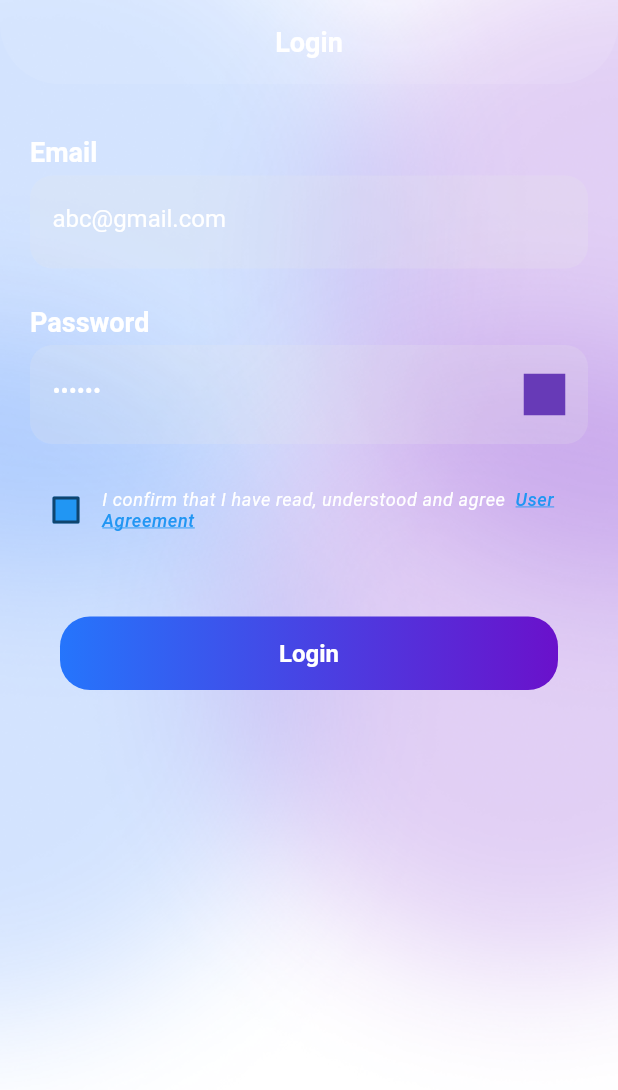
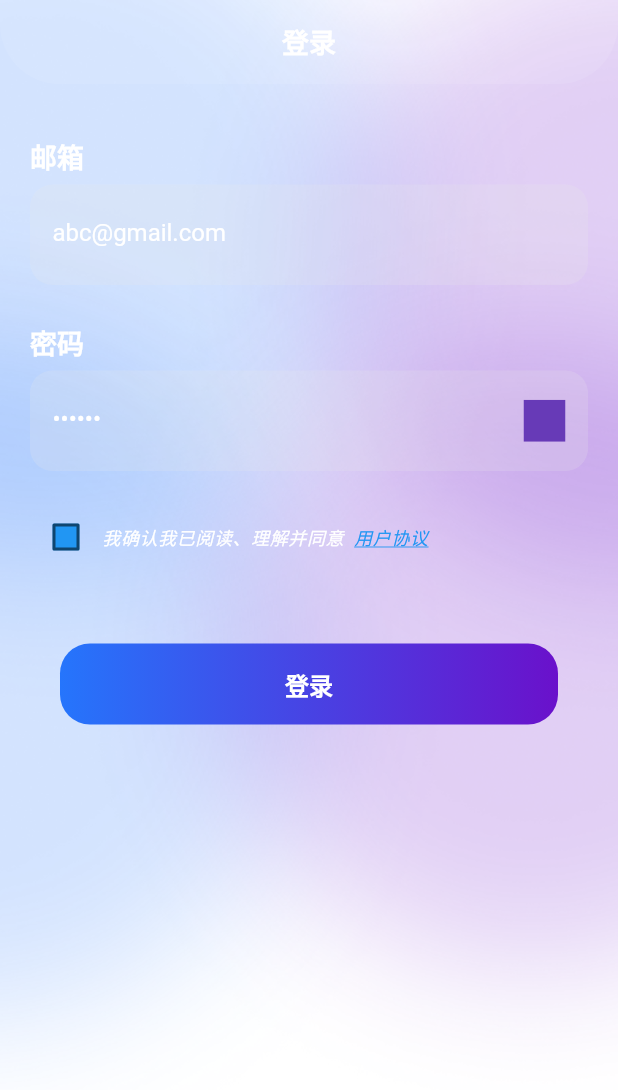
Before and after one commit to Fjy0000/contact_app, a Flutter app: the screen it shows after launch, on a phone screen of 412 x 824 dp. Shown: the top 1090 px of the screen. Run offline on Flutter 3.47's test engine with Material 2 defaults, Android fonts, the phone set to English and light mode, and no system bars; our stand-ins replace cached_network_image, cloud_firestore, dio, event_bus, firebase_core, firebase_storage and 9 more; accounts and stored records are empty; Roboto replaces fonts that are missing (Montserrat, Poppins).

Commit message:
[Update] : localized

```diff
--- /dev/null
+++ b/lib/base/localization_service.dart
@@ -0,0 +1,75 @@
+import 'dart:ui';
+
+import 'package:app2/lang/en_us.dart';
+import 'package:app2/lang/zh_cn.dart';
+import 'package:app2/main.dart';
+import 'package:app2/utils/constants/constant.dart';
+import 'package:app2/utils/constants/enums.dart';
+import 'package:get/get.dart';
+import 'package:get/get_navigation/src/root/internacionalization.dart';
+
+class LocalizationService extends Translations {
+  // Default locale
+  static final locale = Locale('zh', 'CN');
+
+  static final fallbackLocale = Locale('en', 'US');
+
+  // Supported locales
+  // Needs to be same order with langs
+  static final locales = [
+    Locale('en', 'US'),
+    Locale('zh', 'CN'),
+  ];
+
+  // Keys and their translations
+  // Translations are separated maps in `lang` file
+  @override
+  Map<String, Map<String, String>> get keys => {
+    'en_US': enUS,
+    'zh_CN': zhCN,
+  };
+
+  static Locale getLanguage() {
+    if (getStoreLanguage() == LangType.CN) {
+      return Locale('zh', 'CN');
+    }
+
+    return Locale('en', 'US');
+  }
+
+  static LangType getStoreLanguage() {
+    if (box?.read(StoreBox.LANGUAGE) != null) {
+      var language = box?.read(StoreBox.LANGUAGE);
+      if (language == LangType.EN.toString()) {
+        return LangType.EN;
+      }
+    }
+    return LangType.CN;
+  }
+
+  static String getStoreLanguageString() {
+    if (box?.read(StoreBox.LANGUAGE) != null) {
+      var language = box?.read(StoreBox.LANGUAGE);
+      if (language == LangType.EN.toString()) {
+        return 'English';
+      } else if (language == LangType.IN.toString()) {
+        return 'Bahasa Indonesia';
+      }
+    }
+    return '中文';
+  }
+
+  static setLanguage(LangType language) {
+    print('language is null ??? : $language');
+    switch (language) {
+      case LangType.EN:
+        Get.updateLocale(Locale('en', 'US'));
+        box?.write(StoreBox.LANGUAGE, language.toString());
+        break;
+      case LangType.CN:
+        Get.updateLocale(Locale('zh', 'CN'));
+        box?.write(StoreBox.LANGUAGE, language.toString());
+        break;
+    }
+  }
+}
--- /dev/null
+++ b/lib/lang/en_us.dart
@@ -0,0 +1,47 @@
+const Map<String, String> enUS = {
+  "login": "Login",
+  "email": "Email",
+  "password": "Password",
+  "agreement_desc": "I confirm that I have read, understood and agree",
+  "password_hint": "Enter password",
+  "email_hint": "Enter email",
+  "confirm_pwd": "Confirm Password",
+  "user_agreement": "User Agreement",
+  "contact": "Contact",
+  "change_lang": "Change Language",
+  "logout": "Logout",
+  "delete": "Delete",
+  "delete_title": "Delete Contact",
+  "delete_desc": "Do you want to delete this contact",
+  "cancel": "Cancel",
+  "lang": "Language",
+  "en": "English",
+  "cn": "Chinese Simplified ",
+  "loading": "Loading",
+  "coming_soon": "ComingSoon",
+  "failed": "Failed",
+  "empty": "Empty",
+  "permission_required_camera": "Permission required camera",
+  "permission_required_storage": "Permission required storage",
+  "no_result_found": "No Result Found",
+  "nothing_now": "There's nothing for now",
+  "invalid_qr_code": "Invalid QR Code",
+  "input_contactNo_error": "Required fill up CONTACT NO",
+  "add_new_contact": "Add New Contact",
+  "login_error_1": "Please fill in all fields",
+  "login_error_2": "email or password wrong",
+  "name": "Name",
+  "contact_no": "Contact No",
+  "organisation": "Organisation",
+  "address": "Address",
+  "note": "Note",
+  "save": "Save",
+  "choose_profile_photo": "Choose Profile Photo",
+  "camera": "Camera",
+  "gallery": "Gallery",
+  "edit": "Edit",
+  "contact_details": "Contact Details",
+  "contact_qr": "Contact QR Code",
+  "update_contact_details": "Update Contact Details",
+  "update": "Update",
+};
--- /dev/null
+++ b/lib/lang/zh_cn.dart
@@ -0,0 +1,47 @@
+const Map<String, String> zhCN = {
+  "login": "登录",
+  "email": "邮箱",
+  "password": "密码",
+  "agreement_desc": "我确认我已阅读、理解并同意",
+  "password_hint": "填写密码",
+  "email_hint": "填写邮箱",
+  "user_agreement": "用户协议",
+  "contact": "联系录",
+  "change_lang": "更改语言",
+  "logout": "登出",
+  "delete": "删除",
+  "delete_title": "删除该联系人",
+  "delete_desc": "您要删除此联系人吗",
+  "cancel": "取消",
+  "lang": "语言",
+  "en": "英文",
+  "cn": "简体中文",
+  "loading": "加载中",
+  "coming_soon": "即将推出",
+  "failed": "失败",
+  "empty": "空",
+  "confirm": "确认",
+  "permission_required_camera": "需要相机权限",
+  "permission_required_storage": "权限要求存储",
+  "no_result_found": "没有找到结果",
+  "nothing_now": "暂时没有",
+  "invalid_qr_code": "错误二维码",
+  "input_contactNo_error": "必填电话号码",
+  "add_new_contact": "添加新联系人",
+  "login_error_1": "请填写所有字段",
+  "login_error_2": "电子邮件或密码错误",
+  "name": "姓名",
+  "contact_no": "联系号码",
+  "organisation": "组织",
+  "address": "地址",
+  "note": "备注",
+  "save": "保存",
+  "choose_profile_photo": "选择个人资料照片",
+  "camera": "相机",
+  "gallery": "相簿",
+  "edit": "编制",
+  "contact_details": "联系人信息",
+  "contact_qr": "联络人的二维码",
+  "update_contact_details": "更新联系方式",
+  "update": "更新",
+};
--- a/lib/main.dart
+++ b/lib/main.dart
@@ -5,13 +5,15 @@ import 'package:flutter/material.dart';
 import 'package:get/get.dart';
 import 'package:get_storage/get_storage.dart';
 
-//final box = GetStorage();
+import 'base/localization_service.dart';
+
+final box = GetStorage();
 EventBus? eventBus = EventBus();
 
 Future<void> main() async {
   WidgetsFlutterBinding.ensureInitialized();
   await Firebase.initializeApp();
-  //await GetStorage.init();
+  await GetStorage.init();
 
   runApp(const MyApp());
 }
@@ -23,10 +25,9 @@ class MyApp extends StatelessWidget {
   @override
   Widget build(BuildContext context) {
     return GetMaterialApp(
-      title: 'Contact Flutter App Demo',
-      theme: ThemeData(
-        primarySwatch: Colors.blue,
-      ),
+      locale: LocalizationService.getLanguage(),
+      fallbackLocale: LocalizationService.fallbackLocale,
+      translations: LocalizationService(),
       debugShowCheckedModeBanner: false,
       initialRoute: "/",
       getPages: GetPageRoutes.routes(),
--- a/lib/modules/contact/contact_qr_page.dart
+++ b/lib/modules/contact/contact_qr_page.dart
@@ -71,7 +71,7 @@ class _ContactQrPageState extends State<ContactQrPage> {
     return BaseScaffold(
       appBar: BaseAppBar(
         backgroundColor: Colors.transparent,
-        "Contact QR Code",
+        "contact_qr".tr,
         actions: [
           IconButton(
             onPressed: () {
--- a/lib/modules/login/login_page.dart
+++ b/lib/modules/login/login_page.dart
@@ -50,10 +50,10 @@ class _LoginPageState extends State<LoginPage> {
 
   void login() {
     if (email.text.isEmpty || password.text.isEmpty) {
-      showToast("Please fill in all fields");
+      showToast("login_error_1".tr);
       return;
     } else if (email.text != "abc@gmail.com" || password.text != "123456") {
-      showToast("email or password wrong !!!");
+      showToast("${"login_error_2".tr} !!!");
       return;
     } else {
       Get.offNamed(GetPageRoutes.contact);
@@ -63,7 +63,7 @@ class _LoginPageState extends State<LoginPage> {
   @override
   Widget build(BuildContext context) {
     return BaseScaffold(
-      appBar: BaseAppBar('Login'),
+      appBar: BaseAppBar('login'.tr),
       body: Obx(() {
         return SafeArea(
           child: Padding(
@@ -73,21 +73,21 @@ class _LoginPageState extends State<LoginPage> {
                 children: [
                   const SizedBox(height: 35),
                   BaseTextField(
-                    hinText: 'Enter email'.tr,
+                    hinText: 'email_hint'.tr,
                     controller: email,
                     baseFontWeight: FontWeight.bold,
-                    baseText: 'Email'.tr,
+                    baseText: 'email'.tr,
                     isDisable: true,
                   ),
                   const SizedBox(
                     height: 25,
                   ),
                   BaseTextField(
-                    hinText: 'Enter password'.tr,
+                    hinText: 'password_hint'.tr,
                     controller: password,
                     obscureText: isObscure.value,
                     baseFontWeight: FontWeight.bold,
-                    baseText: 'Password'.tr,
+                    baseText: 'password'.tr,
                     isDisable: true,
                     postfix: obscureBtn(),
                   ),
@@ -99,7 +99,7 @@ class _LoginPageState extends State<LoginPage> {
                     height: 47,
                   ),
                   BaseButton(
-                    'Login',
+                    'login'.tr,
                     margin: const EdgeInsets.symmetric(horizontal: 20),
                     onPressed: () {
                       FocusScope.of(context).unfocus();
@@ -131,7 +131,7 @@ class _LoginPageState extends State<LoginPage> {
         Expanded(
           child: RichText(
             text: TextSpan(
-              text: 'I confirm that I have read, understood and agree',
+              text: 'agreement_desc'.tr,
               style: const TextStyle(
                 color: AppTheme.WHITE_COLOR,
                 fontSize: 12,
@@ -147,7 +147,7 @@ class _LoginPageState extends State<LoginPage> {
                     ..onTap = () => {
                           showAgreement(),
                         },
-                  text: "User Agreement",
+                  text: "user_agreement".tr,
                   style: const TextStyle(
                     color: Colors.blue,
                     fontSize: 12,
--- a/lib/utils/get_page_router.dart
+++ b/lib/utils/get_page_router.dart
@@ -1,4 +1,5 @@
 import 'package:app2/modules/contact/add_contact_page.dart';
+import 'package:app2/modules/contact/change_language_page.dart';
 import 'package:app2/modules/contact/contact_details_page.dart';
 import 'package:app2/modules/contact/contact_page.dart';
 import 'package:app2/modules/contact/contact_qr_page.dart';
@@ -16,6 +17,7 @@ class GetPageRoutes {
   static const String editContact = '/contact/edit';
   static const String contactDetails = '/contact/details';
   static const String contactQr = '/contact/details/Qrcode';
+  static const String changeLanguage = '/contact/change_lanaguage';
 
   static List<GetPage> routes() {
     return [
@@ -26,6 +28,7 @@ class GetPageRoutes {
       GetPage(name: contactDetails, page: () => const ContactDetailsPage()),
       GetPage(name: editContact, page: () => const EditContactPage()),
       GetPage(name: contactQr, page: () => const ContactQrPage()),
+      GetPage(name: changeLanguage, page: ()=> const ChangeLanguagePage()),
     ];
   }
 }
```
Also changed, not shown: lib/modules/contact/add_contact_page.dart (+14 -14 lines), lib/modules/contact/change_language_page.dart (added, +99 -0 lines), lib/modules/contact/contact_details_page.dart (+9 -9 lines), lib/modules/contact/contact_page.dart (+45 -18 lines), lib/modules/contact/edit_contact_page.dart (+13 -13 lines).
